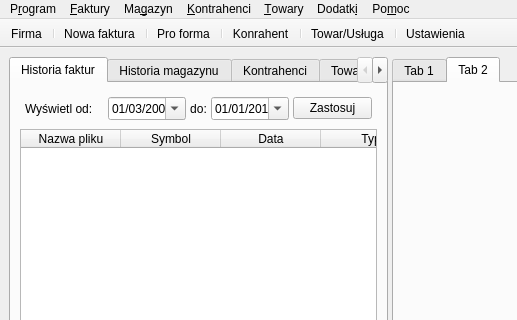
Above: ui/mainwindow.ui from juliagoda/qfaktury before the change; both pictures show x 0 to 517 and y 0 to 320 of the 751 by 445 pixel window. Below: the same form after it.
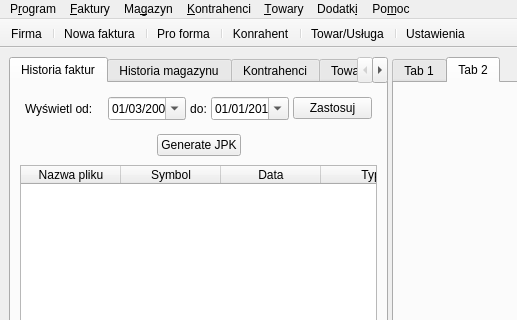
That is the form after the change. Icons and pictures are not drawn.

Commit message: Created GUI for JPK (SAF-T) files generation

The edit to the form file:
```diff
--- a/ui/mainwindow.ui
+++ b/ui/mainwindow.ui
@@ -238,7 +238,7 @@
           </item>
          </layout>
         </item>
-        <item row="1" column="0">
+        <item row="2" column="0">
          <widget class="QTableWidget" name="tableH">
           <property name="contextMenuPolicy">
            <enum>Qt::CustomContextMenu</enum>
@@ -302,6 +302,55 @@
           </column>
          </widget>
         </item>
+        <item row="1" column="0">
+         <layout class="QHBoxLayout" name="horizontalLayout_3">
+          <property name="leftMargin">
+           <number>5</number>
+          </property>
+          <property name="topMargin">
+           <number>5</number>
+          </property>
+          <property name="rightMargin">
+           <number>5</number>
+          </property>
+          <property name="bottomMargin">
+           <number>5</number>
+          </property>
+          <item>
+           <spacer name="horizontalSpacer">
+            <property name="orientation">
+             <enum>Qt::Horizontal</enum>
+            </property>
+            <property name="sizeHint" stdset="0">
+             <size>
+              <width>40</width>
+              <height>20</height>
+             </size>
+            </property>
+           </spacer>
+          </item>
+          <item>
+           <widget class="QPushButton" name="generateJPKbtn">
+            <property name="text">
+             <string>Generate JPK</string>
+            </property>
+           </widget>
+          </item>
+          <item>
+           <spacer name="horizontalSpacer_2">
+            <property name="orientation">
+             <enum>Qt::Horizontal</enum>
+            </property>
+            <property name="sizeHint" stdset="0">
+             <size>
+              <width>40</width>
+              <height>20</height>
+             </size>
+            </property>
+           </spacer>
+          </item>
+         </layout>
+        </item>
        </layout>
       </widget>
       <widget class="QWidget" name="warehouseTab">
```
The commit also changes 7 other files.
